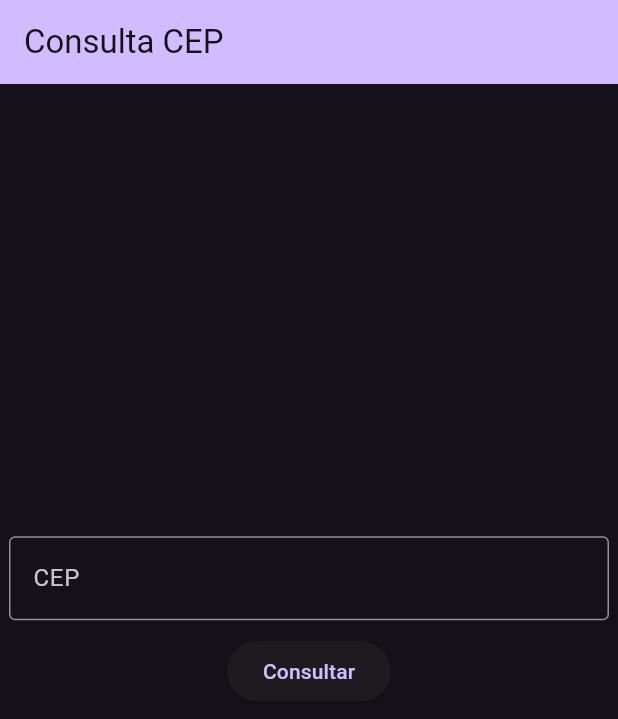
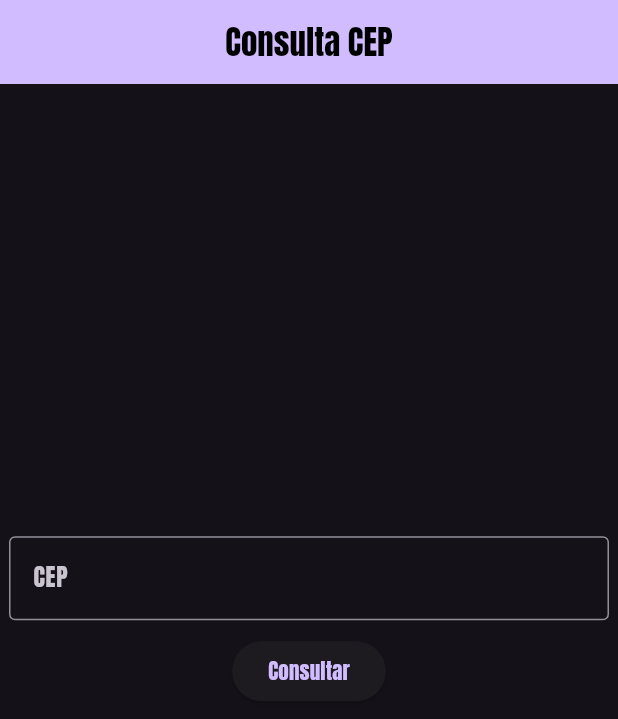
Before and after one commit to maxcielOliv/consulta_cep, a Flutter app: the screen it shows after launch, on a phone screen of 412 x 824 dp. Shown: the top 719 px of the screen. Run offline on Flutter 3.47's test engine with Material 3 defaults, Android fonts, the phone set to English and light mode, and no system bars; our stand-ins replace brasil_fields, dio.

Commit message:
validations e fonts

```diff
--- a/lib/app.dart
+++ b/lib/app.dart
@@ -7,6 +7,11 @@ class App extends StatelessWidget {
   @override
   Widget build(BuildContext context) {
     return MaterialApp(
+      debugShowCheckedModeBanner: false,
+      theme: ThemeData(
+        primaryColor: Colors.black,
+        fontFamily: 'Anton'
+      ),
       themeMode: ThemeMode.dark,
       darkTheme: ThemeData.dark(useMaterial3: true,),
       color: Colors.amber,
--- a/lib/ui/pages/home_page.dart
+++ b/lib/ui/pages/home_page.dart
@@ -1,5 +1,7 @@
+import 'package:brasil_fields/brasil_fields.dart';
 import 'package:consulta_cep/services/cep_service.dart';
 import 'package:flutter/material.dart';
+import 'package:flutter/services.dart';
 
 class HomePage extends StatefulWidget {
   const HomePage({super.key});
@@ -14,7 +16,7 @@ class _HomePageState extends State<HomePage> {
   String result = "";
 
   Future<void> constultaCep() async {
-    final cepInfo = await consultar(textCep.text);
+    final cepInfo = await consultar(textCep.text.replaceAll(RegExp(r'[.-]'), ''));
     setState(() {
       result =
           "CEP: ${cepInfo.cep}\n"
@@ -29,8 +31,10 @@ class _HomePageState extends State<HomePage> {
     return Scaffold(
       appBar: AppBar(
         backgroundColor: Theme.of(context).colorScheme.primary,
+        centerTitle: true,
         title: Text("Consulta CEP", style: TextStyle(
-          color: Theme.of(context).primaryColor
+          color: Theme.of(context).primaryColorDark,
+          fontFamily: 'Anton'
         ),),
       ),
       body: Center(
@@ -43,11 +47,16 @@ class _HomePageState extends State<HomePage> {
                 width: 400,
                 child: TextFormField(
                   controller: textCep,
+                  inputFormatters: [
+                    FilteringTextInputFormatter.digitsOnly,
+                    CepInputFormatter(),
+                  ],
                   decoration: const InputDecoration(
                     border: OutlineInputBorder(),
-                    label: Text('CEP'),
+                    label: Text('CEP', style: TextStyle(fontFamily: 'Anton'),),
                   ),
                   validator: (value) {
+
                     if (value == null || value.isEmpty) {
                       return 'CEP não informado!';
                     }
@@ -63,7 +72,9 @@ class _HomePageState extends State<HomePage> {
                     constultaCep();
                   }
                 },
-                child: Text('Consultar'),
+                child: Text('Consultar', style: TextStyle(
+                  fontFamily: 'Anton'
+                ),),
               ),
               const SizedBox(height: 30),
               Text(result),
```
Also changed, not shown: pubspec.yaml (+11 -10 lines), assets/fonts/Anton-Regular.ttf (added), assets/fonts/Lato-Bold.ttf (added), assets/fonts/Lato-Regular.ttf (added), pubspec.lock.
